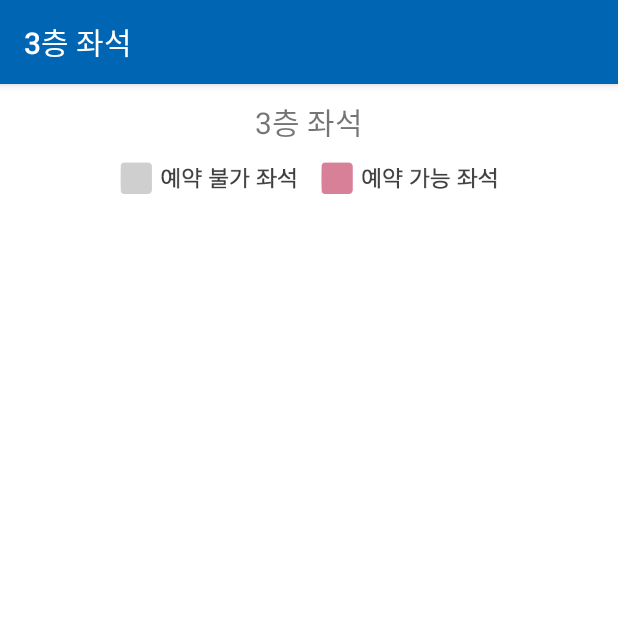
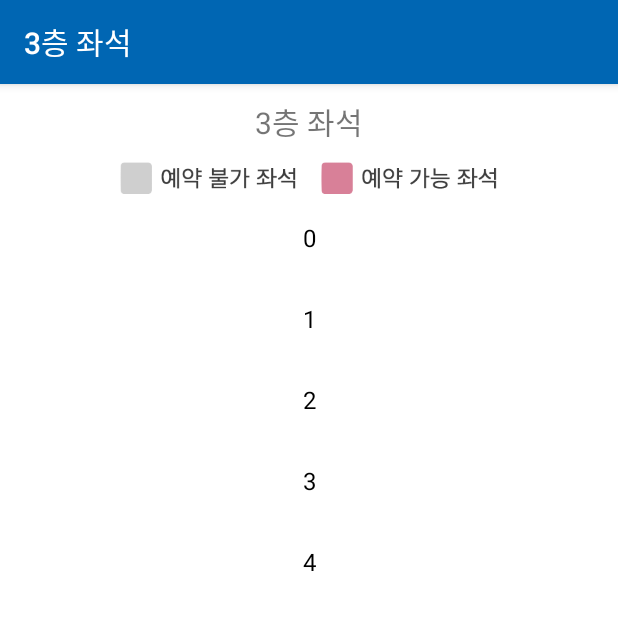
Before and after one commit to leechaeeyoung/Hallym_smart_App, an Android app: the screen it shows after launch (ReserveDialog), after a tap on "3층", on a phone screen of 412 x 824 dp, the top half of it. Run offline under Robolectric (Android 15) with nearby library versions, the light colour scheme and no system bars; our stand-ins replace Firebase (no records; nobody signed in at launch, a user with empty details on screens opened directly).

Commit message:
좌석 설정

```diff
--- a/app/src/main/java/com/example/hallym_smartapp/Reservation/Activity/CountAdapter.java
+++ b/app/src/main/java/com/example/hallym_smartapp/Reservation/Activity/CountAdapter.java
@@ -116,7 +116,7 @@ public class CountAdapter extends RecyclerView.Adapter<CountAdapter.MyViewHolder
 
         });
 
-}
+    }
 
     @Override
     public int getItemCount() {
--- a/app/src/main/java/com/example/hallym_smartapp/Reservation/Activity/ReservationActivity.java
+++ b/app/src/main/java/com/example/hallym_smartapp/Reservation/Activity/ReservationActivity.java
@@ -129,6 +129,12 @@ public class ReservationActivity extends AppCompatActivity implements View.OnCli
             public void onDataChange(@NonNull DataSnapshot snapshot) {
                 SeatCnt seatCnt = snapshot.getValue(SeatCnt.class);
                 String nowCnt = seatCnt.getNowSeatCnt();
+
+                // 처음 실행 시, ValueEventListener 이벤트가 발생하기에
+                // seatCnt null 처리
+                if(seatCnt==null){
+                    return;
+                }
                 totalSeat = Integer.parseInt(seatCnt.getNowSeatCnt());
 
                 thirdSeatNum = findViewById(R.id.thirdSeatNum);
--- a/app/src/main/java/com/example/hallym_smartapp/Reservation/Function/ReserveDialog.java
+++ b/app/src/main/java/com/example/hallym_smartapp/Reservation/Function/ReserveDialog.java
@@ -10,6 +10,7 @@ import android.widget.Toast;
 import androidx.annotation.NonNull;
 import androidx.appcompat.app.AlertDialog;
 import androidx.appcompat.app.AppCompatActivity;
+import androidx.recyclerview.widget.RecyclerView;
 
 import com.example.hallym_smartapp.Login.UserDTO;
 import com.example.hallym_smartapp.MyPage.TimeConvert;
@@ -38,6 +39,11 @@ public class ReserveDialog extends AppCompatActivity {
     SeatDto seatTest;
     static Context context;
 
+    // 리사이클러뷰 추가
+    RecyclerView recyclerView;
+    // 리사클러뷰 어댑터 추가
+    SeatAdapter seatAdapter;
+
     private FirebaseDatabase firebaseDatabase = FirebaseDatabase.getInstance();
     private DatabaseReference databaseReference = firebaseDatabase.getReference();
 
@@ -49,6 +55,24 @@ public class ReserveDialog extends AppCompatActivity {
         context = this;
         setContentView(R.layout.third_floor);
         count = new ArrayList<>();
+
+        initRecyclerView();
+    }
+
+    // 리사이클러뷰 초기화
+    private void initRecyclerView() {
+        recyclerView = findViewById(R.id.recyclerView);
+        seatAdapter = new SeatAdapter(new SeatAdapter.SeatDiffUtil());
+        recyclerView.setAdapter(seatAdapter);
+
+        // 테스트용 데이터 추가
+        ArrayList<String> textList = new ArrayList<>();
+        textList.add("0");
+        textList.add("1");
+        textList.add("2");
+        textList.add("3");
+        textList.add("4");
+        seatAdapter.submitList(textList);
     }
 
     protected void onPause() {
--- /dev/null
+++ b/app/src/main/java/com/example/hallym_smartapp/Reservation/Function/SeatAdapter.java
@@ -0,0 +1,68 @@
+package com.example.hallym_smartapp.Reservation.Function;
+
+import android.view.LayoutInflater;
+import android.view.View;
+import android.view.ViewGroup;
+
+import androidx.annotation.NonNull;
+import androidx.appcompat.widget.AppCompatTextView;
+import androidx.recyclerview.widget.DiffUtil;
+import androidx.recyclerview.widget.ListAdapter;
+import androidx.recyclerview.widget.RecyclerView;
+
+import com.example.hallym_smartapp.R;
+
+public class SeatAdapter extends ListAdapter<String, SeatAdapter.MyViewHolder> {
+
+    public SeatAdapter(@NonNull DiffUtil.ItemCallback<String> diffCallback) {
+        super(diffCallback);
+    }
+
+    @NonNull
+    @Override
+    public MyViewHolder onCreateViewHolder(@NonNull ViewGroup parent, int viewType) {
+        View view = LayoutInflater.from(parent.getContext()).inflate(R.layout.item_seat, parent, false);
+        return new MyViewHolder(view);
+    }
+
+    @Override
+    public void onBindViewHolder(@NonNull MyViewHolder holder, int position) {
+        holder.bind(getItem(position));
+    }
+
+    // 아이템에 해당하는 뷰 홀더
+    static class MyViewHolder extends RecyclerView.ViewHolder {
+
+        // 테스트용 텍스트뷰
+        private final AppCompatTextView tv_word;
+
+        public MyViewHolder(@NonNull View itemView) {
+            super(itemView);
+            tv_word = itemView.findViewById(R.id.tv_word);
+        }
+
+        private void bind(String word) {
+            tv_word.setText(word);
+            tv_word.setOnClickListener(new View.OnClickListener() {
+                @Override
+                public void onClick(View view) {
+                    System.out.println("좌석 클릭");
+
+                }
+            });
+        }
+    }
+
+    // ListAdapter DiffUtil
+    public static class SeatDiffUtil extends DiffUtil.ItemCallback<String> {
+        @Override
+        public boolean areItemsTheSame(@NonNull String oldItem, @NonNull String newItem) {
+            return oldItem.equals(newItem);
+        }
+
+        @Override
+        public boolean areContentsTheSame(@NonNull String oldItem, @NonNull String newItem) {
+            return oldItem.equals(newItem);
+        }
+    }
+}
--- /dev/null
+++ b/app/src/main/res/layout/item_seat.xml
@@ -0,0 +1,17 @@
+<?xml version="1.0" encoding="utf-8"?>
+<androidx.constraintlayout.widget.ConstraintLayout
+    xmlns:android="http://schemas.android.com/apk/res/android"
+    android:layout_width="match_parent"
+    android:layout_height="wrap_content">
+
+    <TextView
+        android:id="@+id/tv_word"
+        android:layout_width="match_parent"
+        android:layout_height="match_parent"
+        android:padding="16dp"
+        android:text="Text"
+        android:textSize="16sp"
+        android:textColor="@color/black"
+        android:gravity="center"/>
+
+</androidx.constraintlayout.widget.ConstraintLayout>
```
Lines whose indentation alone changed are shown as unchanged.
